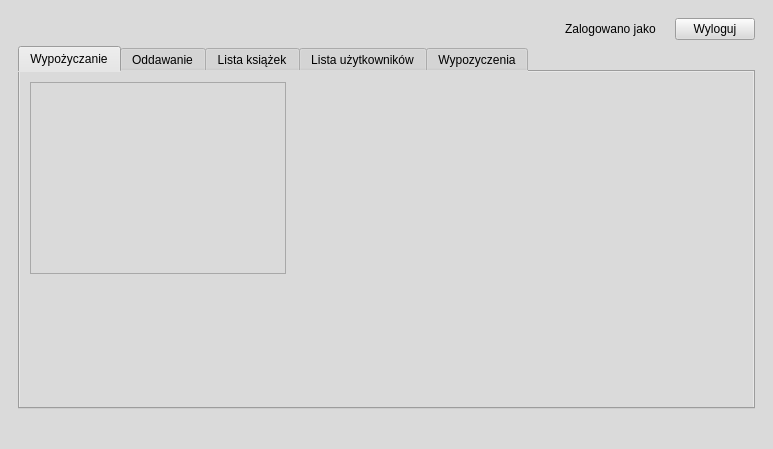
First picture: the form in QT_files/mainwindow.ui, repository Sebastian029/Projekt-Cpp-v.2, before the edit.
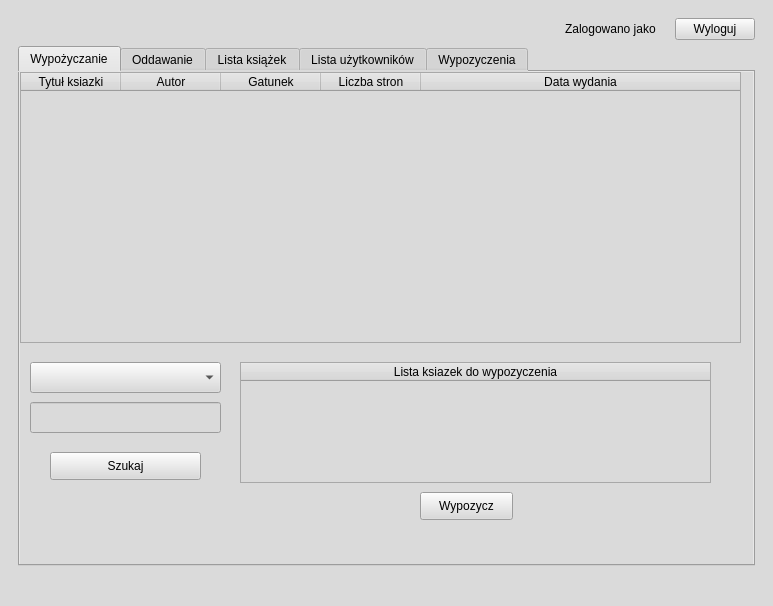
Second picture: the form after the edit. The open tabs and pages were chosen to show the change. Icons and pictures are not drawn.

Patch:
```diff
--- a/QT_files/mainwindow.ui
+++ b/QT_files/mainwindow.ui
@@ -7,7 +7,7 @@
     <x>0</x>
     <y>0</y>
     <width>773</width>
-    <height>449</height>
+    <height>606</height>
    </rect>
   </property>
   <property name="windowTitle">
@@ -629,16 +629,129 @@
              <attribute name="title">
               <string>Wypożyczanie</string>
              </attribute>
-             <widget class="QListWidget" name="listWidget">
+             <widget class="QTableWidget" name="tableWidget_wypozyczanie">
               <property name="geometry">
                <rect>
+                <x>0</x>
+                <y>0</y>
+                <width>721</width>
+                <height>271</height>
+               </rect>
+              </property>
+              <property name="cursor" stdset="0">
+               <cursorShape>OpenHandCursor</cursorShape>
+              </property>
+              <property name="editTriggers">
+               <set>QAbstractItemView::NoEditTriggers</set>
+              </property>
+              <property name="sortingEnabled">
+               <bool>true</bool>
+              </property>
+              <attribute name="horizontalHeaderStretchLastSection">
+               <bool>true</bool>
+              </attribute>
+              <attribute name="verticalHeaderVisible">
+               <bool>false</bool>
+              </attribute>
+              <column>
+               <property name="text">
+                <string>Tytuł ksiazki</string>
+               </property>
+              </column>
+              <column>
+               <property name="text">
+                <string>Autor</string>
+               </property>
+              </column>
+              <column>
+               <property name="text">
+                <string>Gatunek</string>
+               </property>
+              </column>
+              <column>
+               <property name="text">
+                <string>Liczba stron</string>
+               </property>
+              </column>
+              <column>
+               <property name="text">
+                <string>Data wydania</string>
+               </property>
+              </column>
+             </widget>
+             <widget class="QPushButton" name="pushButton_szukaj">
+              <property name="geometry">
+               <rect>
+                <x>30</x>
+                <y>380</y>
+                <width>151</width>
+                <height>28</height>
+               </rect>
+              </property>
+              <property name="text">
+               <string>Szukaj</string>
+              </property>
+             </widget>
+             <widget class="QComboBox" name="comboBox_selekcja">
+              <property name="geometry">
+               <rect>
                 <x>10</x>
-                <y>10</y>
-                <width>256</width>
-                <height>192</height>
+                <y>290</y>
+                <width>191</width>
+                <height>31</height>
                </rect>
               </property>
              </widget>
+             <widget class="QLineEdit" name="lineEdit_selekcja">
+              <property name="geometry">
+               <rect>
+                <x>10</x>
+                <y>330</y>
+                <width>191</width>
+                <height>31</height>
+               </rect>
+              </property>
+             </widget>
+             <widget class="QTableWidget" name="tableWidget_wybrane_ksiazki">
+              <property name="geometry">
+               <rect>
+                <x>220</x>
+                <y>290</y>
+                <width>471</width>
+                <height>121</height>
+               </rect>
+              </property>
+              <property name="cursor" stdset="0">
+               <cursorShape>ClosedHandCursor</cursorShape>
+              </property>
+              <property name="editTriggers">
+               <set>QAbstractItemView::NoEditTriggers</set>
+              </property>
+              <attribute name="horizontalHeaderStretchLastSection">
+               <bool>true</bool>
+              </attribute>
+              <attribute name="verticalHeaderVisible">
+               <bool>false</bool>
+              </attribute>
+              <column>
+               <property name="text">
+                <string>Lista ksiazek do wypozyczenia</string>
+               </property>
+              </column>
+             </widget>
+             <widget class="QPushButton" name="pushButton_wypozycz">
+              <property name="geometry">
+               <rect>
+                <x>400</x>
+                <y>420</y>
+                <width>93</width>
+                <height>28</height>
+               </rect>
+              </property>
+              <property name="text">
+               <string>Wypozycz</string>
+              </property>
+             </widget>
             </widget>
             <widget class="QWidget" name="oddawanie">
              <attribute name="title">
```
Left out of the diff: 62 changed lines with no effect on the pictures.
